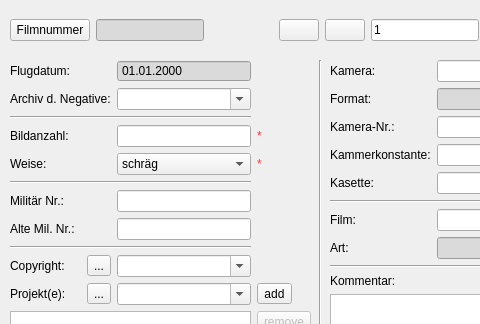
Old version of the form APIS/forms/apis_film_form.ui in the repository APIS-Luftbildarchiv/APIS; both pictures show x 0 to 480 and y 0 to 324 of the 870 by 520 pixel window.
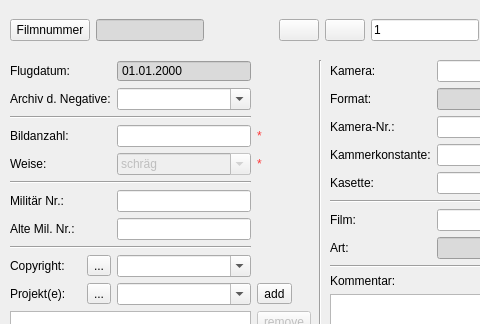
New version of the form. Icons and pictures are not drawn.

Patch:
```diff
--- a/APIS/forms/apis_film_form.ui
+++ b/APIS/forms/apis_film_form.ui
@@ -836,7 +836,7 @@
     <item row="4" column="1">
      <widget class="QComboBox" name="uiFilmModeCombo">
       <property name="enabled">
-       <bool>true</bool>
+       <bool>false</bool>
       </property>
       <property name="sizePolicy">
        <sizepolicy hsizetype="Expanding" vsizetype="Fixed">
@@ -844,6 +844,12 @@
         <verstretch>0</verstretch>
        </sizepolicy>
       </property>
+      <property name="editable">
+       <bool>true</bool>
+      </property>
+      <property name="insertPolicy">
+       <enum>QComboBox::NoInsert</enum>
+      </property>
       <item>
        <property name="text">
         <string>schräg</string>
```
Left out of the diff: 11 changed lines with no effect on the pictures.
